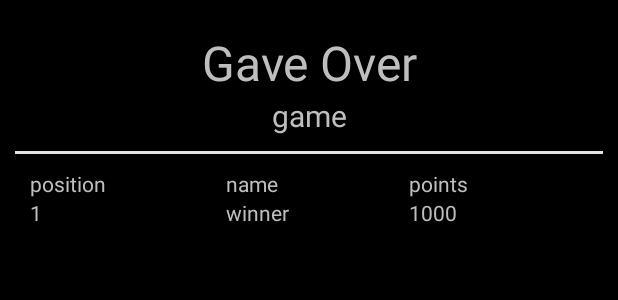
After one commit to perenecabuto/CatchCatch, an Android app: the layout dialog_rank.xml on its own in the app's theme, with its tools: preview values and no code run, on a phone screen of 412 x 824 dp. The commit adds this screen. Shown: the top 300 px of the screen. Run offline under Robolectric (Android 15) with nearby library versions, the phone set to English and light mode, and no system bars.

Commit message:
feat: add Rank dialog and TransparentDialog

```diff
--- a/android/app/src/main/res/layout/activity_home.xml
+++ b/android/app/src/main/res/layout/activity_home.xml
@@ -14,5 +14,4 @@
         android:background="@mipmap/home_map"
         />
 
-
 </RelativeLayout>
--- /dev/null
+++ b/android/app/src/main/res/layout/dialog_rank.xml
@@ -0,0 +1,90 @@
+<?xml version="1.0" encoding="utf-8"?>
+<LinearLayout
+    xmlns:android="http://schemas.android.com/apk/res/android"
+    xmlns:tools="http://schemas.android.com/tools"
+    android:layout_width="match_parent"
+    android:layout_height="match_parent"
+    android:orientation="vertical"
+    android:background="@android:color/transparent"
+    android:padding="10dp"
+    tools:ignore="HardcodedText"
+    >
+
+    <LinearLayout
+        android:id="@+id/dialog_rank_header"
+        android:layout_width="match_parent"
+        android:layout_height="wrap_content"
+        android:minHeight="50dp"
+        android:orientation="vertical"
+        android:gravity="center"
+        android:padding="10dp"
+        android:weightSum="1">
+
+        <TextView
+            android:layout_width="wrap_content"
+            android:layout_height="match_parent"
+            android:text="Gave Over"
+            android:textSize="32sp"
+            android:textAlignment="center"/>
+
+        <TextView
+            android:id="@+id/dialog_rank_game"
+            android:textSize="20sp"
+            android:layout_width="match_parent"
+            android:layout_height="match_parent"
+            android:text="game"
+            android:textAlignment="center"/>
+
+    </LinearLayout>
+
+    <View
+        android:layout_width="match_parent"
+        android:layout_height="2dp"
+        android:background="@color/colorAccent"
+        />
+
+    <TableLayout
+        android:id="@+id/dialog_rank_points"
+        android:layout_width="match_parent"
+        android:layout_height="wrap_content"
+        android:orientation="horizontal"
+        android:padding="10dp"
+        android:stretchColumns="*">
+
+        <TableRow
+            >
+
+            <TextView
+                android:text="position"
+                />
+
+            <TextView
+                android:text="name"
+                />
+
+            <TextView
+                android:text="points"
+                />
+
+        </TableRow>
+
+        <TableRow
+            android:visibility="gone"
+            tools:visibility="visible"
+            >
+
+            <TextView
+                android:text="1"
+                />
+
+            <TextView
+                android:text="winner"
+                />
+
+            <TextView
+                android:text="1000"
+                />
+        </TableRow>
+    </TableLayout>
+
+</LinearLayout>
--- a/android/app/src/main/res/values/styles.xml
+++ b/android/app/src/main/res/values/styles.xml
@@ -9,4 +9,10 @@
         <item name="android:colorAccent">@color/colorAccent</item>
     </style>
 
+
+    <style name="PopUpDialog">
+        <item name="android:windowEnterAnimation">@anim/slide_up</item>
+        <item name="android:windowExitAnimation">@anim/slide_down</item>
+    </style>
+
 </resources>
```
Also changed, not shown: android/app/src/main/java/io/perenecabuto/catchcatch/HomeActivity.kt (+16 -6 lines), android/app/src/main/java/io/perenecabuto/catchcatch/RankDialog.kt (added, +42 -0 lines), android/app/src/main/java/io/perenecabuto/catchcatch/TransparentDialog.kt (added, +24 -0 lines), android/app/src/main/res/anim/slide_down.xml (added, +8 -0 lines), android/app/src/main/res/anim/slide_up.xml (added, +8 -0 lines), android/app/src/main/res/layout/dialog_transparent.xml (added, +26 -0 lines).
